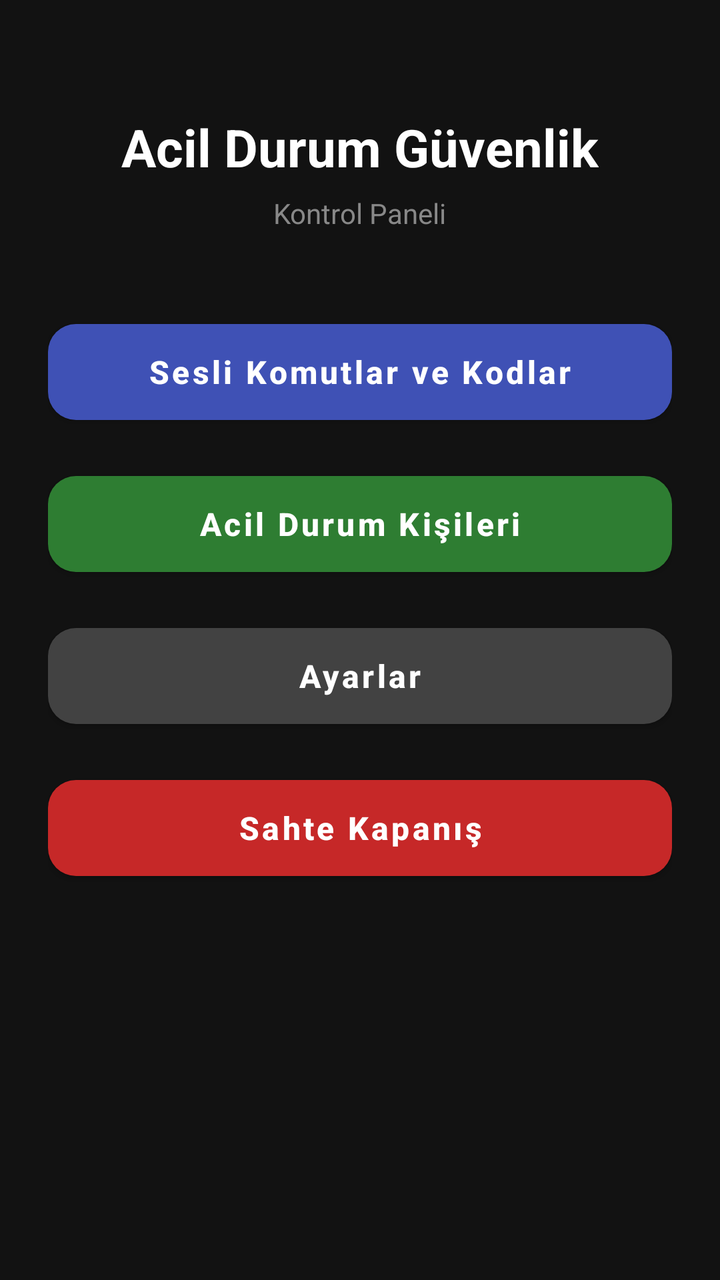
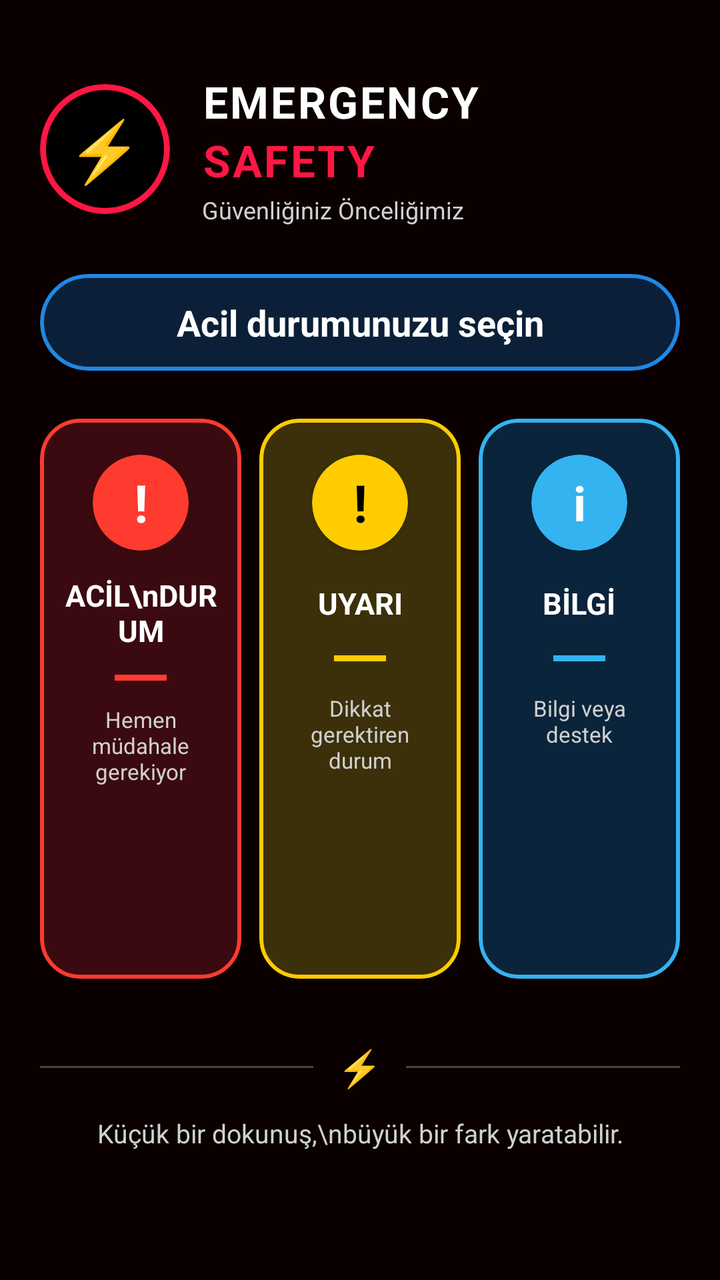

Two renders of the same Android screen: before a commit and after it. Below are the layout's source before the change and the commit's diff.
<!-- AndroidManifest.xml: application theme Theme.EmergencySafety -->
<!-- res/layout/activity_main.xml -->
<?xml version="1.0" encoding="utf-8"?>
<LinearLayout 
    xmlns:android="http://schemas.android.com/apk/res/android"
    xmlns:app="http://schemas.android.com/apk/res-auto"
    android:layout_width="match_parent"
    android:layout_height="match_parent"
    android:background="#121212"
    android:orientation="vertical"
    android:padding="24dp"
    android:gravity="center_horizontal">

    
    <LinearLayout
        android:layout_width="match_parent"
        android:layout_height="wrap_content"
        android:layout_marginTop="32dp"
        android:layout_marginBottom="40dp"
        android:gravity="center"
        android:orientation="vertical">

        <TextView
            android:layout_width="wrap_content"
            android:layout_height="wrap_content"
            android:text="Acil Durum Güvenlik"
            android:textColor="#FFFFFF"
            android:textSize="26sp"
            android:textStyle="bold" />

        <TextView
            android:layout_width="wrap_content"
            android:layout_height="wrap_content"
            android:layout_marginTop="6dp"
            android:text="Kontrol Paneli"
            android:textColor="#888888"
            android:textSize="14sp" />
    </LinearLayout>

    
    <com.google.android.material.button.MaterialButton
        android:id="@+id/btnVoiceCodes"
        android:layout_width="match_parent"
        android:layout_height="60dp"
        android:layout_marginBottom="16dp"
        android:text="Sesli Komutlar ve Kodlar"
        android:textAllCaps="false"
        android:textSize="16sp"
        android:textStyle="bold"
        app:cornerRadius="14dp"
        app:backgroundTint="#3F51B5" />

    <com.google.android.material.button.MaterialButton
        android:id="@+id/btnContacts"
        android:layout_width="match_parent"
        android:layout_height="60dp"
        android:layout_marginBottom="16dp"
        android:text="Acil Durum Kişileri"
        android:textAllCaps="false"
        android:textSize="16sp"
        android:textStyle="bold"
        app:cornerRadius="14dp"
        app:backgroundTint="#2E7D32" />

    <com.google.android.material.button.MaterialButton
        android:id="@+id/btnSettings"
        android:layout_width="match_parent"
        android:layout_height="60dp"
        android:layout_marginBottom="16dp"
        android:text="Ayarlar"
        android:textAllCaps="false"
        android:textSize="16sp"
        android:textStyle="bold"
        app:cornerRadius="14dp"
        app:backgroundTint="#424242" />

    <com.google.android.material.button.MaterialButton
        android:id="@+id/btnFakeDead"
        android:layout_width="match_parent"
        android:layout_height="60dp"
        android:text="Sahte Kapanış"
        android:textAllCaps="false"
        android:textSize="16sp"
        android:textStyle="bold"
        app:cornerRadius="14dp"
        app:backgroundTint="#C62828" />

</LinearLayout>
<!-- resources referenced by this layout -->
<resources>
  <style name="Theme.EmergencySafety" parent="Theme.MaterialComponents.DayNight.NoActionBar">
          
      </style>
</resources>

<!-- the commit's change to res/layout/activity_main.xml (unified diff, before → after) -->
@@ -1,86 +1,338 @@
 <?xml version="1.0" encoding="utf-8"?>
-<LinearLayout 
+<ScrollView 
     xmlns:android="http://schemas.android.com/apk/res/android"
     xmlns:app="http://schemas.android.com/apk/res-auto"
     android:layout_width="match_parent"
     android:layout_height="match_parent"
-    android:background="#121212"
-    android:orientation="vertical"
-    android:padding="24dp"
-    android:gravity="center_horizontal">
-
-    
+    android:fillViewport="true"
+    android:background="#0A0000">
+
     <LinearLayout
         android:layout_width="match_parent"
         android:layout_height="wrap_content"
-        android:layout_marginTop="32dp"
-        android:layout_marginBottom="40dp"
-        android:gravity="center"
-        android:orientation="vertical">
+        android:orientation="vertical"
+        android:padding="20dp"
+        android:gravity="center_horizontal">
+
+        
+        <LinearLayout
+            android:layout_width="match_parent"
+            android:layout_height="wrap_content"
+            android:orientation="horizontal"
+            android:gravity="center_vertical"
+            android:layout_marginTop="16dp"
+            android:layout_marginBottom="24dp">
+
+            
+            <com.google.android.material.card.MaterialCardView
+                android:layout_width="65dp"
+                android:layout_height="65dp"
+                app:cardCornerRadius="33dp"
+                app:cardBackgroundColor="#000000"
+                app:strokeColor="#FF1744"
+                app:strokeWidth="3dp"
+                android:layout_marginEnd="16dp">
+
+                <TextView
+                    android:layout_width="match_parent"
+                    android:layout_height="match_parent"
+                    android:gravity="center"
+                    android:text="⚡"
+                    android:textColor="#FF1744"
+                    android:textSize="30sp" />
+            </com.google.android.material.card.MaterialCardView>
+
+            
+            <LinearLayout
+                android:layout_width="wrap_content"
+                android:layout_height="wrap_content"
+                android:orientation="vertical">
+
+                <TextView
+                    android:layout_width="wrap_content"
+                    android:layout_height="wrap_content"
+                    android:text="EMERGENCY"
+                    android:textColor="#FFFFFF"
+                    android:textSize="22sp"
+                    android:textStyle="bold"
+                    android:letterSpacing="0.05" />
+
+                <TextView
+                    android:layout_width="wrap_content"
+                    android:layout_height="wrap_content"
+                    android:text="SAFETY"
+                    android:textColor="#FF1744"
+                    android:textSize="22sp"
+                    android:textStyle="bold"
+                    android:letterSpacing="0.05" />
+
+                <TextView
+                    android:layout_width="wrap_content"
+                    android:layout_height="wrap_content"
+                    android:layout_marginTop="2dp"
+                    android:text="Güvenliğiniz Önceliğimiz"
+                    android:textColor="#D0D0D0"
+                    android:textSize="12sp" />
+            </LinearLayout>
+        </LinearLayout>
+
+        
+        <com.google.android.material.card.MaterialCardView
+            android:layout_width="match_parent"
+            android:layout_height="wrap_content"
+            android:layout_marginBottom="24dp"
+            app:cardCornerRadius="25dp"
+            app:cardBackgroundColor="#0B2038"
+            app:strokeColor="#1E88E5"
+            app:strokeWidth="2dp">
+
+            <TextView
+                android:layout_width="match_parent"
+                android:layout_height="wrap_content"
+                android:paddingVertical="12dp"
+                android:gravity="center"
+                android:text="Acil durumunuzu seçin"
+                android:textColor="#FFFFFF"
+                android:textSize="18sp"
+                android:textStyle="bold" />
+        </com.google.android.material.card.MaterialCardView>
+
+        
+        <LinearLayout
+            android:layout_width="match_parent"
+            android:layout_height="280dp"
+            android:orientation="horizontal"
+            android:baselineAligned="false"
+            android:layout_marginBottom="32dp">
+
+            
+            <com.google.android.material.card.MaterialCardView
+                android:id="@+id/cardEmergency"
+                android:layout_width="0dp"
+                android:layout_height="match_parent"
+                android:layout_weight="1"
+                android:layout_marginEnd="6dp"
+                app:cardCornerRadius="20dp"
+                app:cardBackgroundColor="#3B0A10"
+                app:strokeColor="#FF3B30"
+                app:strokeWidth="2dp">
+
+                <LinearLayout
+                    android:layout_width="match_parent"
+                    android:layout_height="match_parent"
+                    android:orientation="vertical"
+                    android:gravity="center_horizontal"
+                    android:padding="10dp">
+
+                    <com.google.android.material.card.MaterialCardView
+                        android:layout_width="48dp"
+                        android:layout_height="48dp"
+                        app:cardCornerRadius="24dp"
+                        app:cardBackgroundColor="#FF3B30"
+                        app:strokeWidth="0dp"
+                        android:layout_marginTop="8dp"
+                        android:layout_marginBottom="12dp">
+
+                        <TextView
+                            android:layout_width="match_parent"
+                            android:layout_height="match_parent"
+                            android:gravity="center"
+                            android:text="!"
+                            android:textColor="#FFFFFF"
+                            android:textSize="26sp"
+                            android:textStyle="bold" />
+                    </com.google.android.material.card.MaterialCardView>
+
+                    <TextView
+                        android:layout_width="wrap_content"
+                        android:layout_height="wrap_content"
+                        android:text="ACİL\nDURUM"
+                        android:gravity="center"
+                        android:textColor="#FFFFFF"
+                        android:textSize="15sp"
+                        android:textStyle="bold" />
+
+                    <View
+                        android:layout_width="26dp"
+                        android:layout_height="3dp"
+                        android:background="#FF3B30"
+                        android:layout_marginVertical="12dp" />
+
+                    <TextView
+                        android:layout_width="wrap_content"
+                        android:layout_height="wrap_content"
+                        android:text="Hemen müdahale gerekiyor"
+                        android:gravity="center"
+                        android:textColor="#D0D0D0"
+                        android:textSize="11sp" />
+                </LinearLayout>
+            </com.google.android.material.card.MaterialCardView>
+
+            
+            <com.google.android.material.card.MaterialCardView
+                android:id="@+id/cardWarning"
+                android:layout_width="0dp"
+                android:layout_height="match_parent"
+                android:layout_weight="1"
+                android:layout_marginHorizontal="3dp"
+                app:cardCornerRadius="20dp"
+                app:cardBackgroundColor="#3B300A"
+                app:strokeColor="#FFCC00"
+                app:strokeWidth="2dp">
+
+                <LinearLayout
+                    android:layout_width="match_parent"
+                    android:layout_height="match_parent"
+                    android:orientation="vertical"
+                    android:gravity="center_horizontal"
+                    android:padding="10dp">
+
+                    <com.google.android.material.card.MaterialCardView
+                        android:layout_width="48dp"
+                        android:layout_height="48dp"
+                        app:cardCornerRadius="24dp"
+                        app:cardBackgroundColor="#FFCC00"
+                        app:strokeWidth="0dp"
+                        android:layout_marginTop="8dp"
+                        android:layout_marginBottom="16dp">
+
+                        <TextView
+                            android:layout_width="match_parent"
+                            android:layout_height="match_parent"
+                            android:gravity="center"
+                            android:text="!"
+                            android:textColor="#000000"
+                            android:textSize="26sp"
+                            android:textStyle="bold" />
+                    </com.google.android.material.card.MaterialCardView>
+
+                    <TextView
+                        android:layout_width="wrap_content"
+                        android:layout_height="wrap_content"
+                        android:text="UYARI"
+                        android:gravity="center"
+                        android:textColor="#FFFFFF"
+                        android:textSize="15sp"
+                        android:textStyle="bold" />
+
+                    <View
+                        android:layout_width="26dp"
+                        android:layout_height="3dp"
+                        android:background="#FFCC00"
+                        android:layout_marginVertical="16dp" />
+
+                    <TextView
+                        android:layout_width="wrap_content"
+                        android:layout_height="wrap_content"
+                        android:text="Dikkat gerektiren durum"
+                        android:gravity="center"
+                        android:textColor="#D0D0D0"
+                        android:textSize="11sp" />
+                </LinearLayout>
+            </com.google.android.material.card.MaterialCardView>
+
+            
+            <com.google.android.material.card.MaterialCardView
+                android:id="@+id/cardInfo"
+                android:layout_width="0dp"
+                android:layout_height="match_parent"
+                android:layout_weight="1"
+                android:layout_marginStart="6dp"
+                app:cardCornerRadius="20dp"
+                app:cardBackgroundColor="#0A243B"
+                app:strokeColor="#34B3F1"
+                app:strokeWidth="2dp">
+
+                <LinearLayout
+                    android:layout_width="match_parent"
+                    android:layout_height="match_parent"
+                    android:orientation="vertical"
+                    android:gravity="center_horizontal"
+                    android:padding="10dp">
+
+                    <com.google.android.material.card.MaterialCardView
+                        android:layout_width="48dp"
+                        android:layout_height="48dp"
+                        app:cardCornerRadius="24dp"
+                        app:cardBackgroundColor="#34B3F1"
+                        app:strokeWidth="0dp"
+                        android:layout_marginTop="8dp"
+                        android:layout_marginBottom="16dp">
+
+                        <TextView
+                            android:layout_width="match_parent"
+                            android:layout_height="match_parent"
+                            android:gravity="center"
+                            android:text="i"
+                            android:textColor="#FFFFFF"
+                            android:textSize="24sp"
+                            android:textStyle="bold" />
+                    </com.google.android.material.card.MaterialCardView>
+
+                    <TextView
+                        android:layout_width="wrap_content"
+                        android:layout_height="wrap_content"
+                        android:text="BİLGİ"
+                        android:gravity="center"
+                        android:textColor="#FFFFFF"
+                        android:textSize="15sp"
+                        android:textStyle="bold" />
+
+                    <View
+                        android:layout_width="26dp"
+                        android:layout_height="3dp"
+                        android:background="#34B3F1"
+                        android:layout_marginVertical="16dp" />
+
+                    <TextView
+                        android:layout_width="wrap_content"
+                        android:layout_height="wrap_content"
+                        android:text="Bilgi veya destek"
+                        android:gravity="center"
+                        android:textColor="#D0D0D0"
+                        android:textSize="11sp" />
+                </LinearLayout>
+            </com.google.android.material.card.MaterialCardView>
+
+        </LinearLayout>
+
+        
+        <LinearLayout
+            android:layout_width="match_parent"
+            android:layout_height="wrap_content"
+            android:gravity="center"
+            android:orientation="horizontal"
+            android:layout_marginBottom="12dp">
+
+            <View
+                android:layout_width="0dp"
+                android:layout_height="1dp"
+                android:layout_weight="1"
+                android:background="#444444" />
+
+            <TextView
+                android:layout_width="wrap_content"
+                android:layout_height="wrap_content"
+                android:text="⚡"
+                android:textColor="#FFCC00"
+                android:textSize="18sp"
+                android:layout_marginHorizontal="12dp" />
+
+            <View
+                android:layout_width="0dp"
+                android:layout_height="1dp"
+                android:layout_weight="1"
+                android:background="#444444" />
+        </LinearLayout>
 
         <TextView
             android:layout_width="wrap_content"
             android:layout_height="wrap_content"
-            android:text="Acil Durum Güvenlik"
-            android:textColor="#FFFFFF"
-            android:textSize="26sp"
-            android:textStyle="bold" />
-
-        <TextView
-            android:layout_width="wrap_content"
-            android:layout_height="wrap_content"
-            android:layout_marginTop="6dp"
-            android:text="Kontrol Paneli"
-            android:textColor="#888888"
-            android:textSize="14sp" />
+            android:text="Küçük bir dokunuş,\nbüyük bir fark yaratabilir."
+            android:gravity="center"
+            android:textColor="#D0D0D0"
+            android:textSize="13sp"
+            android:layout_marginBottom="16dp" />
+
     </LinearLayout>
-
-    
-    <com.google.android.material.button.MaterialButton
-        android:id="@+id/btnVoiceCodes"
-        android:layout_width="match_parent"
-        android:layout_height="60dp"
-        android:layout_marginBottom="16dp"
-        android:text="Sesli Komutlar ve Kodlar"
-        android:textAllCaps="false"
-        android:textSize="16sp"
-        android:textStyle="bold"
-        app:cornerRadius="14dp"
-        app:backgroundTint="#3F51B5" />
-
-    <com.google.android.material.button.MaterialButton
-        android:id="@+id/btnContacts"
-        android:layout_width="match_parent"
-        android:layout_height="60dp"
-        android:layout_marginBottom="16dp"
-        android:text="Acil Durum Kişileri"
-        android:textAllCaps="false"
-        android:textSize="16sp"
-        android:textStyle="bold"
-        app:cornerRadius="14dp"
-        app:backgroundTint="#2E7D32" />
-
-    <com.google.android.material.button.MaterialButton
-        android:id="@+id/btnSettings"
-        android:layout_width="match_parent"
-        android:layout_height="60dp"
-        android:layout_marginBottom="16dp"
-        android:text="Ayarlar"
-        android:textAllCaps="false"
-        android:textSize="16sp"
-        android:textStyle="bold"
-        app:cornerRadius="14dp"
-        app:backgroundTint="#424242" />
-
-    <com.google.android.material.button.MaterialButton
-        android:id="@+id/btnFakeDead"
-        android:layout_width="match_parent"
-        android:layout_height="60dp"
-        android:text="Sahte Kapanış"
-        android:textAllCaps="false"
-        android:textSize="16sp"
-        android:textStyle="bold"
-        app:cornerRadius="14dp"
-        app:backgroundTint="#C62828" />
-
-</LinearLayout>
+</ScrollView>
